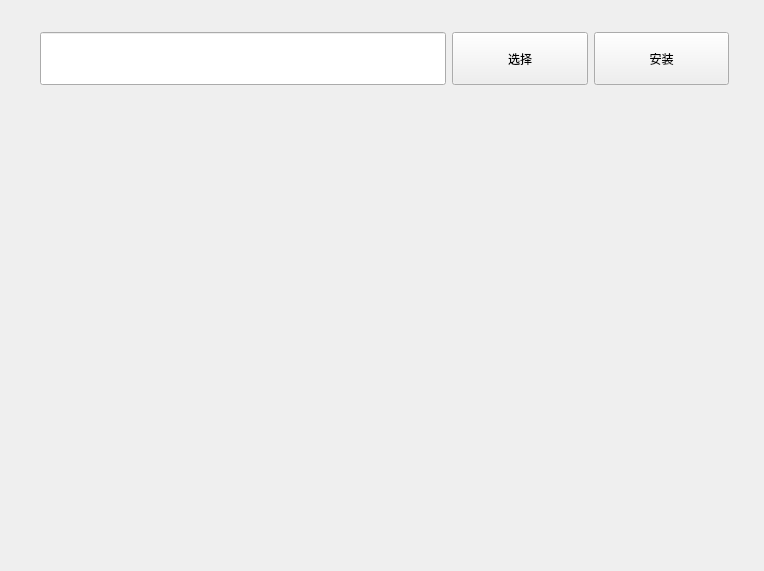
Old version of the form res/ui/widget_install.ui in the repository purejiang/BlankTool.
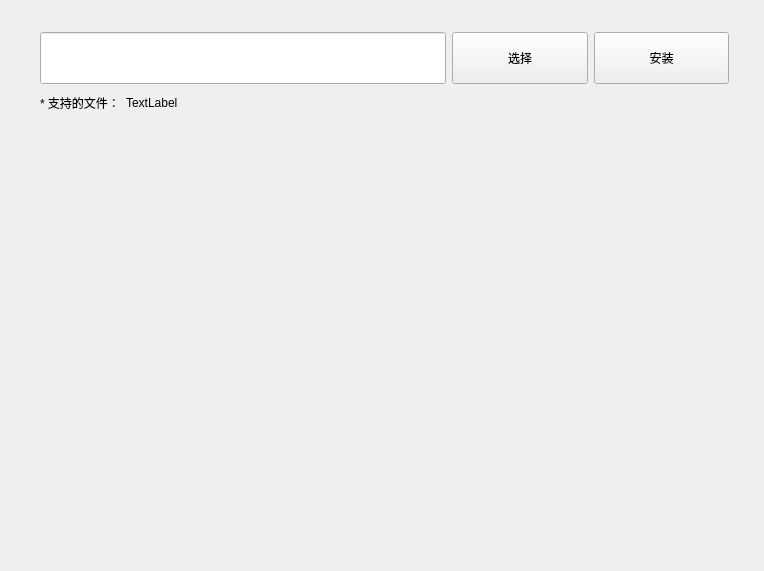
New version of the form.

What changed in the file:
```diff
--- a/res/ui/widget_install.ui
+++ b/res/ui/widget_install.ui
@@ -22,7 +22,7 @@
      <height>571</height>
     </rect>
    </property>
-   <layout class="QVBoxLayout" name="verticalLayout" stretch="1,5">
+   <layout class="QVBoxLayout" name="verticalLayout" stretch="2,8">
     <property name="spacing">
      <number>0</number>
     </property>
@@ -57,21 +57,35 @@
            <x>0</x>
            <y>0</y>
            <width>721</width>
-           <height>93</height>
+           <height>124</height>
           </rect>
          </property>
+         <layout class="QVBoxLayout" name="verticalLayout_2" stretch="2,1">
+          <property name="leftMargin">
+           <number>16</number>
+          </property>
+          <property name="topMargin">
+           <number>20</number>
+          </property>
+          <property name="rightMargin">
+           <number>16</number>
+          </property>
+          <property name="bottomMargin">
+           <number>20</number>
+          </property>
+          <item>
          <layout class="QHBoxLayout" name="horizontalLayout_2" stretch="3,1,1">
           <property name="leftMargin">
-           <number>16</number>
+             <number>0</number>
           </property>
           <property name="topMargin">
-           <number>20</number>
+             <number>0</number>
           </property>
           <property name="rightMargin">
-           <number>16</number>
+             <number>0</number>
           </property>
           <property name="bottomMargin">
-           <number>20</number>
+             <number>0</number>
           </property>
           <item>
            <widget class="QLineEdit" name="edt_install_path">
@@ -108,6 +122,32 @@
              <string>安装</string>
             </property>
            </widget>
+            </item>
+           </layout>
+          </item>
+          <item>
+           <layout class="QHBoxLayout" name="horizontalLayout_3">
+            <item>
+             <widget class="QLabel" name="label">
+              <property name="sizePolicy">
+               <sizepolicy hsizetype="Fixed" vsizetype="Preferred">
+                <horstretch>0</horstretch>
+                <verstretch>0</verstretch>
+               </sizepolicy>
+              </property>
+              <property name="text">
+               <string>* 支持的文件：</string>
+              </property>
+             </widget>
+            </item>
+            <item>
+             <widget class="QLabel" name="lb_supported_file_types">
+              <property name="text">
+               <string>TextLabel</string>
+              </property>
+             </widget>
+            </item>
+           </layout>
           </item>
          </layout>
         </widget>
```
Left out of the diff: 2 changed lines with no effect on the pictures. Lines whose indentation alone changed are shown as unchanged.
